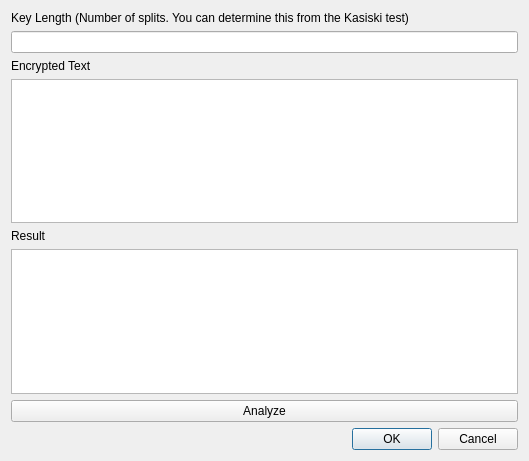
Qt form textsplit.ui (CPanda/cryptography) before a commit.
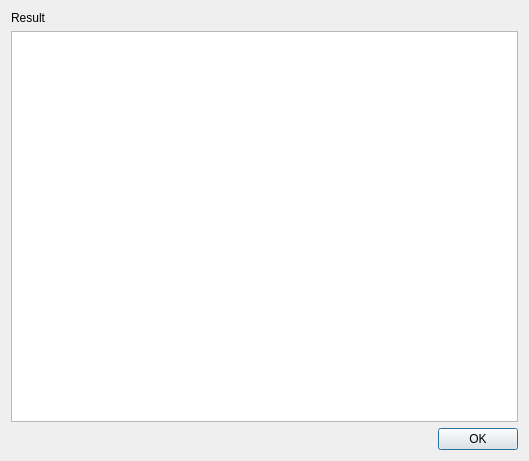
The same form after that commit.

```diff
--- a/textsplit.ui
+++ b/textsplit.ui
@@ -14,26 +14,6 @@
    <string>Split Text</string>
   </property>
   <layout class="QVBoxLayout" name="verticalLayout">
-   <item>
-    <widget class="QLabel" name="label">
-     <property name="text">
-      <string>Key Length (Number of splits. You can determine this from the Kasiski test)</string>
-     </property>
-    </widget>
-   </item>
-   <item>
-    <widget class="QLineEdit" name="lineEdit"/>
-   </item>
-   <item>
-    <widget class="QLabel" name="label_2">
-     <property name="text">
-      <string>Encrypted Text</string>
-     </property>
-    </widget>
-   </item>
-   <item>
-    <widget class="QTextEdit" name="split_encrypted"/>
-   </item>
    <item>
     <widget class="QLabel" name="label_3">
      <property name="text">
@@ -44,20 +24,13 @@
    <item>
     <widget class="QTextEdit" name="split_result"/>
    </item>
-   <item>
-    <widget class="QPushButton" name="split_analyze">
-     <property name="text">
-      <string>Analyze</string>
-     </property>
-    </widget>
-   </item>
    <item>
     <widget class="QDialogButtonBox" name="buttonBox">
      <property name="orientation">
       <enum>Qt::Horizontal</enum>
      </property>
      <property name="standardButtons">
-      <set>QDialogButtonBox::Cancel|QDialogButtonBox::Ok</set>
+      <set>QDialogButtonBox::Ok</set>
      </property>
     </widget>
    </item>
```
